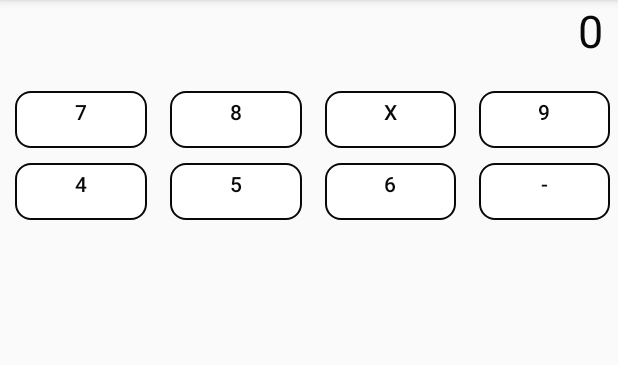
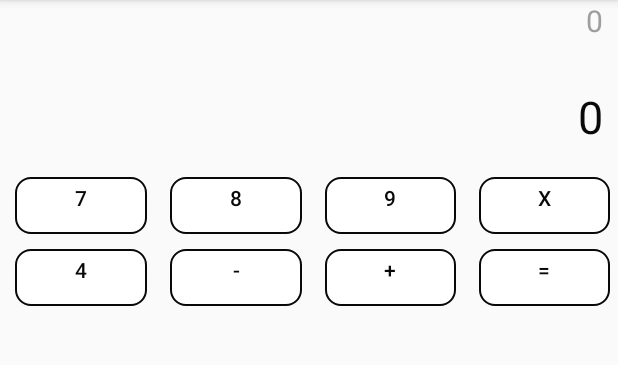
Before and after one commit to myktybayev/jihc_lesson, an Android app: the screen it shows after launch (MainActivity), on a phone screen of 412 x 824 dp, the part 84-449 px from its top. Run offline under Robolectric (Android 15) with nearby library versions, the phone set to English and light mode, and no system bars.

```diff
--- a/app/src/main/java/kz/jihc/registration/MainActivity.java
+++ b/app/src/main/java/kz/jihc/registration/MainActivity.java
@@ -2,6 +2,7 @@ package kz.jihc.registration;
 
 import androidx.appcompat.app.AppCompatActivity;
 
+import android.annotation.SuppressLint;
 import android.os.Bundle;
 import android.view.View;
 import android.widget.Button;
@@ -9,11 +10,23 @@ import android.widget.TextView;
 
 public class MainActivity extends AppCompatActivity {
 
-    TextView tv_result;
+    TextView tv_result, tv_zapis;
     Button btn7, btn8, btn9, btnX;
-    Button btn4, btn5, btn6;
-    Button btnMinus;
+    Button btn4, btnMinus, btnPlus;
+    Button btnCalc;
+    String previousNumber, secondNumber;
+    String operation = "";
+    String allZapis = "";
 
+    /*
+
+    previousNumber = 700
+    operation = +
+    currentNumber = 99
+    =
+    799
+
+     */
     @Override
     protected void onCreate(Bundle savedInstanceState) {
         super.onCreate(savedInstanceState);
@@ -24,39 +37,88 @@ public class MainActivity extends AppCompatActivity {
 
     }
 
-    public void initViews(){
+    public void initViews() {
         tv_result = findViewById(R.id.tv_result);
+        tv_zapis = findViewById(R.id.tv_zapis);
         btn7 = findViewById(R.id.btn7);
         btn8 = findViewById(R.id.btn8);
         btn9 = findViewById(R.id.btn9);
         btnX = findViewById(R.id.btnX);
 
         btn4 = findViewById(R.id.btn4);
-        btn5 = findViewById(R.id.btn5);
-        btn6 = findViewById(R.id.btn6);
+        btnCalc = findViewById(R.id.btnCalc);
         btnMinus = findViewById(R.id.btnMinus);
+        btnPlus = findViewById(R.id.btnPlus);
 
     }
 
-    public void initActions(){
+    public void initActions() {
 
         onClickButton(btn7, "7");
         onClickButton(btn8, "8");
         onClickButton(btn9, "9");
-        onClickButton(btn5, "5");
 
+        onClickOperationButton(btnPlus, "+");
+        onClickOperationButton(btnMinus, "-");
+        onClickButtonCalc();
     }
 
-    public void onClickButton(Button btn, final String text){
+    public void onClickOperationButton(Button btn, final String curOperation) {
+        btn.setOnClickListener(new View.OnClickListener() {
+            @Override
+            public void onClick(View view) {
+
+                previousNumber = tv_result.getText().toString();
+
+                if(!previousNumber.equals("0")) {
+                    operation = curOperation;
+                    tv_result.setText("0");
+
+                    allZapis += previousNumber + " " + operation;
+                    tv_zapis.setText(allZapis);
+                }
+            }
+        });
+    }
+
+    public void onClickButtonCalc() {
+        btnCalc.setOnClickListener(new View.OnClickListener() {
+            @SuppressLint("SetTextI18n")
+            @Override
+            public void onClick(View view) {
+
+                secondNumber = tv_result.getText().toString();
+                allZapis += secondNumber;
+                int result = 0;
+
+                switch (operation){
+                    case "+":
+                        result = Integer.parseInt(previousNumber) + Integer.parseInt(secondNumber);
+
+                        break;
+
+                    case "-":
+                        result = Integer.parseInt(previousNumber) - Integer.parseInt(secondNumber);
+
+                        break;
+                }
+
+                tv_zapis.setText(allZapis);
+                tv_result.setText(Integer.toString(result));
+            }
+        });
+    }
+
+    public void onClickButton(Button btn, final String text) {
         btn.setOnClickListener(new View.OnClickListener() {
             @Override
             public void onClick(View view) {
 
                 String res = tv_result.getText().toString(); // 0
 
-                if(res.equals("0")){
+                if (res.equals("0")) {
                     res = text; // 7
-                }else {
+                } else {
                     res += text; // res = res + text; res = 78
                 }
                 tv_result.setText(res); // 78
--- a/app/src/main/res/layout/calculator.xml
+++ b/app/src/main/res/layout/calculator.xml
@@ -5,10 +5,22 @@
     android:orientation="vertical">
 
     <TextView
+        android:id="@+id/tv_zapis"
+        android:layout_width="match_parent"
+        android:layout_height="wrap_content"
+        android:gravity="end"
+        android:paddingStart="10dp"
+        android:paddingEnd="10dp"
+        android:text="0"
+        android:textColor="@color/grey"
+        android:textSize="20sp" />
+
+    <TextView
         android:id="@+id/tv_result"
         android:layout_width="match_parent"
         android:layout_height="wrap_content"
         android:gravity="end"
+        android:layout_marginTop="30dp"
         android:paddingStart="10dp"
         android:paddingEnd="10dp"
         android:text="@string/zero_text"
@@ -33,15 +45,16 @@
             android:text="8" />
 
         <Button
+            android:id="@+id/btn9"
+            style="@style/btnStyle"
+            android:text="9" />
+
+        <Button
             android:id="@+id/btnX"
             style="@style/btnStyle"
             android:text="X" />
 
 
-        <Button
-            android:id="@+id/btn9"
-            style="@style/btnStyle"
-            android:text="9" />
 
     </LinearLayout>
 
@@ -57,21 +70,23 @@
             android:text="4" />
 
         <Button
-            android:id="@+id/btn5"
-            style="@style/btnStyle"
-            android:text="5" />
-
-        <Button
-            android:id="@+id/btn6"
-            style="@style/btnStyle"
-            android:text="6" />
-
-        <Button
             android:id="@+id/btnMinus"
             style="@style/btnStyle"
             android:text="-" />
 
+        <Button
+            android:id="@+id/btnPlus"
+            style="@style/btnStyle"
+            android:text="+" />
+
+        <Button
+            android:id="@+id/btnCalc"
+            style="@style/btnStyle"
+            android:text="=" />
+
 
     </LinearLayout>
 
+
+
 </LinearLayout>
--- a/app/src/main/res/values/colors.xml
+++ b/app/src/main/res/values/colors.xml
@@ -6,4 +6,5 @@
     <color name="white">#FFFFFF</color>
     <color name="black">#090909</color>
     <color name="red">#E65100</color>
+    <color name="grey">#9F9E9E</color>
 </resources>
```
